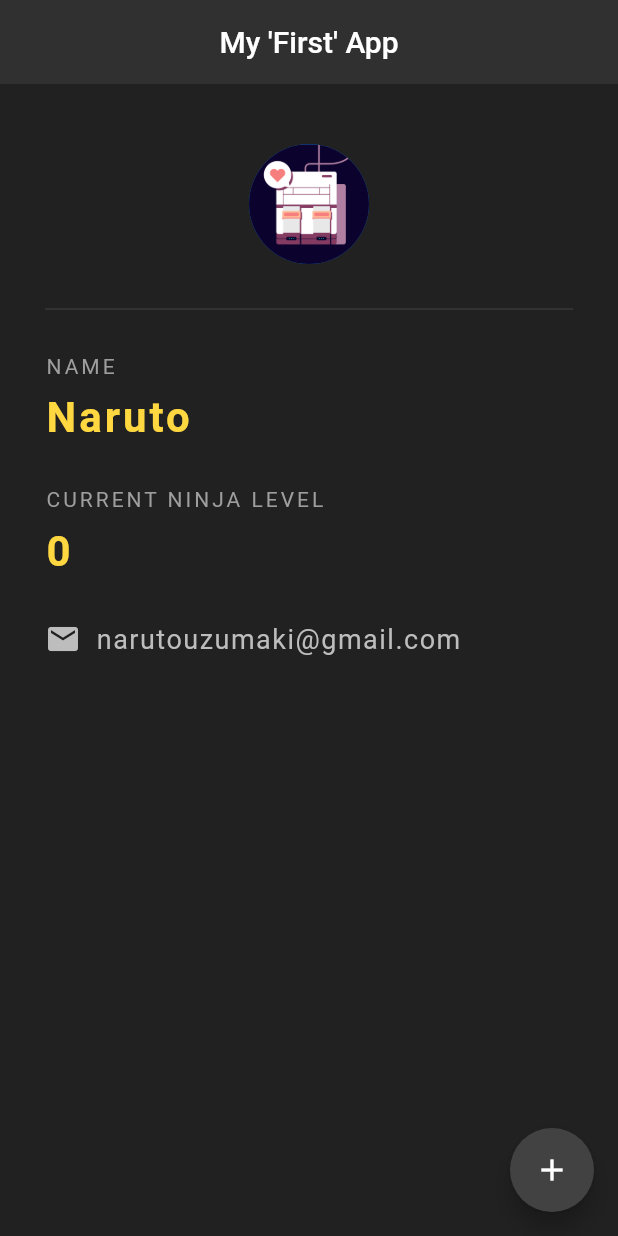
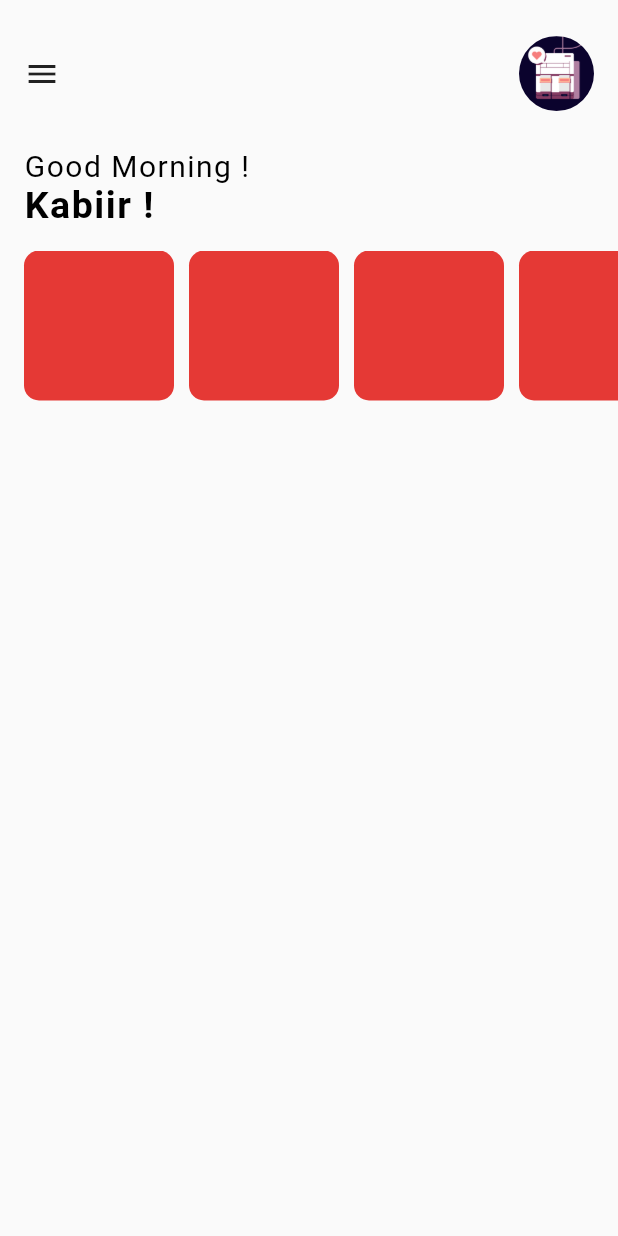
Before and after one commit to Kabiirk/sensor_data_flutter, a Flutter app: the screen it shows after launch, on a phone screen of 412 x 824 dp. Run offline on Flutter 3.47's test engine with Material 2 defaults, Android fonts, the phone set to English and light mode, and no system bars.

Commit message:
Sidescrolling Listview completed !

```diff
--- a/lib/main.dart
+++ b/lib/main.dart
@@ -1,107 +1,14 @@
 import 'package:flutter/material.dart';
+import 'package:sensordataflutter/screens/home_screen.dart';
 
-void main() => runApp(MaterialApp(
-    home: MyApp(),
-));
+void main() => runApp(MyApp());
 
-class MyApp extends StatefulWidget{
-  @override
-  _MyAppState createState() => _MyAppState();
-}
-
-class _MyAppState extends State<MyApp> {
-
-  int ninja_level = 0;
+class MyApp extends StatelessWidget {
   @override
   Widget build(BuildContext context) {
-    return  Scaffold(
-      backgroundColor: Colors.grey[900],
-        appBar: AppBar(
-          title: Text('My \'First\' App'),
-          centerTitle: true,
-          backgroundColor: Colors.grey[850],
-          elevation: 0.0,
-        ),
-        body: Padding(
-          padding: EdgeInsets.fromLTRB(30.0, 40.0, 30.0, 0.0),
-          child: Column(
-            crossAxisAlignment: CrossAxisAlignment.start,
-            children: <Widget>[
-              Center(
-                child: CircleAvatar(
-                  backgroundImage: AssetImage('assets/SNESDark.png'),
-                  radius: 40.0,
-                ),
-              ),
-              Divider(
-                height: 60.0,
-                color: Colors.grey[800],
-              ),
-              Text(
-                'NAME',
-                style: TextStyle(
-                  color: Colors.grey,
-                  letterSpacing: 2.0,
-                ),
-              ),
-              SizedBox(height: 10.0),
-              Text(
-                'Naruto',
-                style: TextStyle(
-                  color: Colors.amberAccent[200],
-                  letterSpacing: 2.0,
-                  fontSize: 28.0,
-                  fontWeight: FontWeight.bold,
-                ),
-              ),
-              SizedBox(height: 30.0),
-              Text(
-                'CURRENT NINJA LEVEL',
-                style: TextStyle(
-                  color: Colors.grey,
-                  letterSpacing: 2.0,
-                ),
-              ),
-              SizedBox(height: 10.0),
-              Text(
-                '$ninja_level',
-                style: TextStyle(
-                  color: Colors.amberAccent[200],
-                  letterSpacing: 2.0,
-                  fontSize: 28.0,
-                  fontWeight: FontWeight.bold,
-                ),
-              ),
-              SizedBox(height: 30.0),
-              Row(
-                children: <Widget>[
-                  Icon(
-                    Icons.email,
-                    color: Colors.grey[400],
-                  ),
-                  SizedBox(width: 10.0),
-                  Text(
-                    'narutouzumaki@gmail.com',
-                    style: TextStyle(
-                      color: Colors.grey[400],
-                      fontSize: 18.0,
-                      letterSpacing: 1.0,
-                    ),
-                  )
-                ],
-              )
-            ],
-          ),
-        ),
-        floatingActionButton: FloatingActionButton(
-          onPressed: () {
-            setState(() {
-              ninja_level += 1;
-            });
-          },
-          child: Icon(Icons.add),
-          backgroundColor: Colors.grey[800],
-        ),
-      );
+    return MaterialApp(
+      debugShowCheckedModeBanner: false,
+      home: HomeScreen(),
+    );
   }
 }
--- /dev/null
+++ b/lib/screens/home_screen.dart
@@ -0,0 +1,89 @@
+import 'package:flutter/material.dart';
+
+class HomeScreen extends StatefulWidget {
+  @override
+  _HomeScreenState createState() => _HomeScreenState();
+}
+
+class _HomeScreenState extends State<HomeScreen> {
+  @override
+  Widget build(BuildContext context) {
+    return Scaffold(
+      body: Container(
+        margin: EdgeInsets.only(top: 8.0),
+        child: ListView(
+          physics: ClampingScrollPhysics(),
+          children: <Widget>[
+            // App Bar
+            Container(
+              margin: EdgeInsets.only(left: 16.0, right: 16.0, top: 16.0),
+              child: Row(
+                mainAxisAlignment: MainAxisAlignment.spaceBetween,
+                children: <Widget>[
+                  GestureDetector(
+                      child: Icon(Icons.menu),
+                  onTap: (){
+                        print('Drawer !!');
+                  },),
+                  Container(
+                    height: 50.0,
+                      width: 50.0,
+                    decoration: BoxDecoration(
+                      borderRadius: BorderRadius.circular(25.0),
+                      image: DecorationImage(image: AssetImage('assets/SNESDark.png'))
+                    ),
+                  )
+                ],
+              ),
+            ),
+
+            SizedBox(height: 25.0,),
+            // Card Section
+            Padding(
+              padding: EdgeInsets.only(left: 16.0, bottom: 16.0),
+              child: Column(
+                crossAxisAlignment: CrossAxisAlignment.start,
+                children: <Widget>[
+                  Text('Good Morning !',
+                  style: TextStyle(
+                    color: Colors.black,
+                    letterSpacing: 1.0,
+                    fontSize: 20.0,
+                  ),
+                  ),
+                  Text('Kabiir !',
+                    style: TextStyle(
+                      color: Colors.black,
+                      letterSpacing: 1.0,
+                      fontSize: 25.0,
+                      fontWeight: FontWeight.bold,
+                    ),
+                  ),
+                ],
+              ),
+            ),
+
+            Container(
+              height: 100.0,
+              child: ListView.builder(
+                scrollDirection: Axis.horizontal,
+                  padding: EdgeInsets.only(left: 16.0, right: 6),
+                  itemCount: 5,
+                  itemBuilder: (context, index) {
+                return Container(
+                  width: 100.0,
+                  height: 100.0,
+                  margin: EdgeInsets.only(right: 10.0),
+                  decoration: BoxDecoration(
+                    borderRadius: BorderRadius.circular(10.0),
+                    color: Colors.red[600],
+                  ),
+                );
+              }),
+            )
+          ],
+        ),
+      ),
+    );
+  }
+}
--- a/pubspec.yaml
+++ b/pubspec.yaml
@@ -42,7 +42,7 @@ flutter:
 
   # To add assets to your application, add an assets section, like this:
   assets:
-    - assets/SNESDark.png
+    - assets/
 
   # An image asset can refer to one or more resolution-specific "variants", see
   # https://flutter.dev/assets-and-images/#resolution-aware.
```
